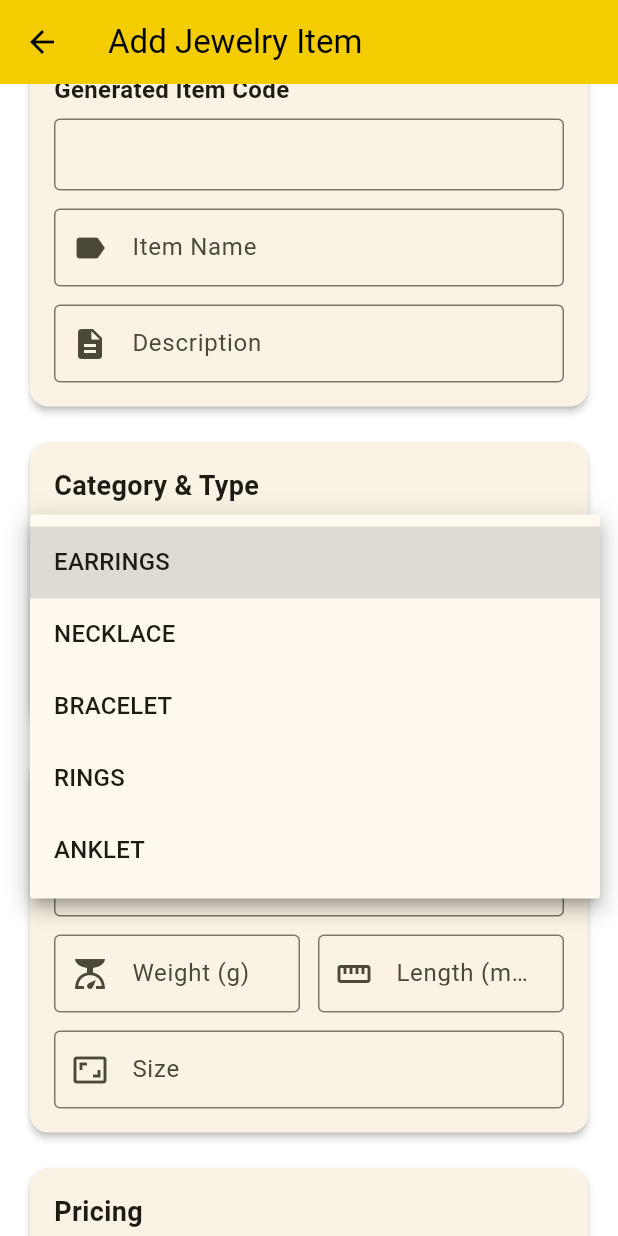
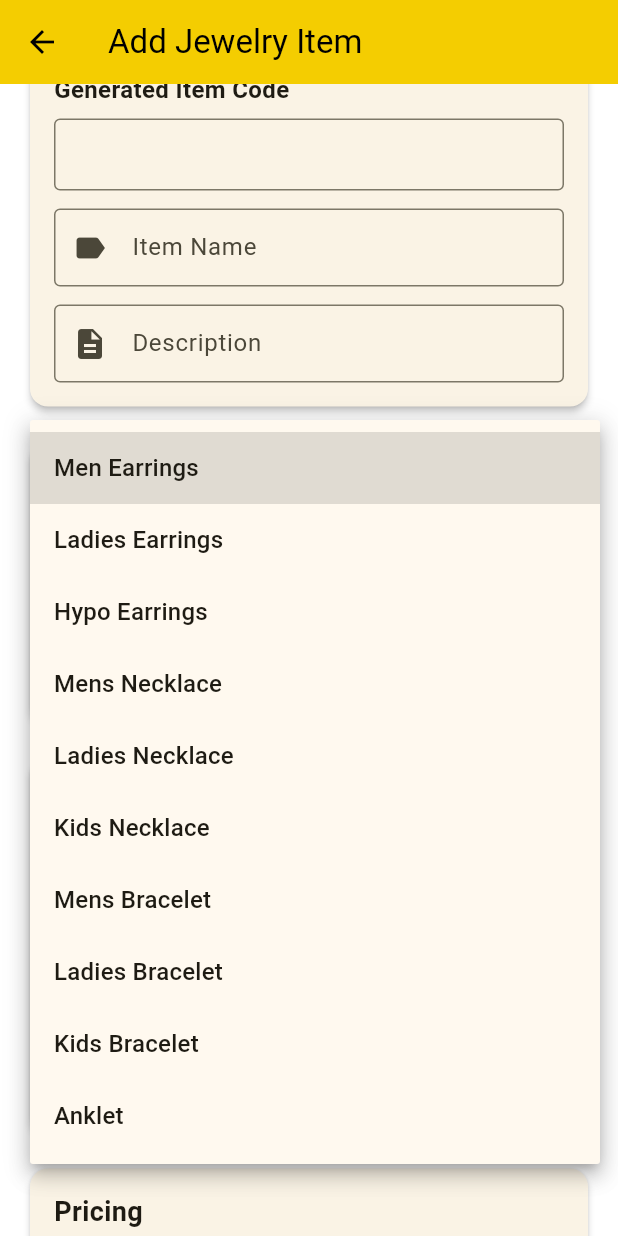
Before and after one commit to rosegoldsmithjewelry-art/jewelry-inventory-flutter, a Flutter app: the ItemFormScreen screen opened directly, scrolled down 576 dp, after a tap on "Category", on a phone screen of 412 x 824 dp. Run offline on Flutter 3.47's test engine with Material 3 defaults, Android fonts, the phone set to English and light mode, and no system bars; our stand-ins replace cached_network_image, cross_file, dio, flutter_dotenv, image_picker, pdf and 1 more; network calls fail.

Commit message:
Fix dispose method in item_form_screen.dart

```diff
--- a/lib/screens/item_form_screen.dart
+++ b/lib/screens/item_form_screen.dart
@@ -23,7 +23,6 @@ class _ItemFormScreenState extends State<ItemFormScreen> {
   // Controllers for pre-filling
   final TextEditingController itemNameController = TextEditingController();
   final TextEditingController descriptionController = TextEditingController();
-  final TextEditingController karatController = TextEditingController();
   final TextEditingController weightController = TextEditingController();
   final TextEditingController lengthController = TextEditingController();
   final TextEditingController sizeController = TextEditingController();
@@ -34,12 +33,15 @@ class _ItemFormScreenState extends State<ItemFormScreen> {
   final TextEditingController remarksController = TextEditingController();
 
   // Dropdown options
-  static const List<String> categories = ['EARRINGS', 'NECKLACE', 'BRACELET', 'RINGS', 'ANKLET'];
+  static const List<String> categories = ['ME', 'LE', 'HE', 'MN', 'LN', 'KN', 'MB', 'LB', 'KB', 'A'];
 
-  static const List<String> metalTypes = ['SILVER GOLD', 'GOLD', 'STAINLESS'];
+  static const List<String> metalTypes = ['SILVER', 'GOLD', 'STAINLESS'];
+
+  static const List<String> karats = ['92.5 ITALY SILVER', '22 KARAT GOLD', '18 KARAT GOLD', '10 KARAT GOLD', 'FANCY GOLD'];
 
   String? selectedCategory;
   String? selectedMetalType;
+  String? selectedKarat;
   DateTime? selectedDate;
   String generatedCode = '';
   bool isEditing = false;
@@ -55,7 +57,7 @@ class _ItemFormScreenState extends State<ItemFormScreen> {
       descriptionController.text = widget.item!['description'] ?? '';
       selectedCategory = widget.item!['category'];
       selectedMetalType = widget.item!['metalType'];
-      karatController.text = widget.item!['karat'] ?? '';
+      selectedKarat = widget.item!['karat'];
       weightController.text = widget.item!['weight']?.toString() ?? '';
       lengthController.text = widget.item!['length']?.toString() ?? '';
       sizeController.text = widget.item!['size'] ?? '';
@@ -101,6 +103,7 @@ class _ItemFormScreenState extends State<ItemFormScreen> {
     form['itemCode'] = generatedCode;
     form['category'] = selectedCategory;
     form['metalType'] = selectedMetalType;
+    form['karat'] = selectedKarat;
     form['dateAdded'] = selectedDate?.toIso8601String() ?? '';
     debugPrint('Saving item with data: $form');
     try {
@@ -121,11 +124,26 @@ class _ItemFormScreenState extends State<ItemFormScreen> {
     }
   }
 
+  String _getCategoryName(String code) {
+    switch (code) {
+      case 'ME': return 'Men Earrings';
+      case 'LE': return 'Ladies Earrings';
+      case 'HE': return 'Hypo Earrings';
+      case 'MN': return 'Mens Necklace';
+      case 'LN': return 'Ladies Necklace';
+      case 'KN': return 'Kids Necklace';
+      case 'MB': return 'Mens Bracelet';
+      case 'LB': return 'Ladies Bracelet';
+      case 'KB': return 'Kids Bracelet';
+      case 'A': return 'Anklet';
+      default: return code;
+    }
+  }
+
   @override
   void dispose() {
     itemNameController.dispose();
     descriptionController.dispose();
-    karatController.dispose();
     weightController.dispose();
     lengthController.dispose();
     sizeController.dispose();
@@ -271,7 +289,7 @@ class _ItemFormScreenState extends State<ItemFormScreen> {
                                 prefixIcon: Icon(Icons.category),
                               ),
                               initialValue: selectedCategory,
-                              items: categories.map((cat) => DropdownMenuItem(value: cat, child: Text(cat))).toList(),
+                              items: categories.map((cat) => DropdownMenuItem(value: cat, child: Text(_getCategoryName(cat)))).toList(),
                               onChanged: (value) => setState(() => selectedCategory = value),
                               validator: (value) => value == null ? 'Required' : null,
                             ),
@@ -305,16 +323,16 @@ class _ItemFormScreenState extends State<ItemFormScreen> {
                               style: TextStyle(fontSize: 18, fontWeight: FontWeight.bold),
                             ),
                             const SizedBox(height: 12),
-                            TextFormField(
-                              controller: karatController,
+                            DropdownButtonFormField<String>(
                               decoration: const InputDecoration(
                                 labelText: 'Karat',
-                                hintText: 'e.g. 18K',
                                 border: OutlineInputBorder(),
                                 prefixIcon: Icon(Icons.star),
                               ),
-                              onSaved: (v) => form['karat'] = v,
-                              validator: (v) => v == null || v.isEmpty ? 'Required' : null,
+                              initialValue: selectedKarat,
+                              items: karats.map((karat) => DropdownMenuItem(value: karat, child: Text(karat))).toList(),
+                              onChanged: (value) => setState(() => selectedKarat = value),
+                              validator: (value) => value == null ? 'Required' : null,
                             ),
                             const SizedBox(height: 12),
                             Row(
@@ -384,7 +402,7 @@ class _ItemFormScreenState extends State<ItemFormScreen> {
                                   child: TextFormField(
                                     controller: priceController,
                                     decoration: const InputDecoration(
-                                      labelText: 'Price (₱)',
+                                      labelText: 'Selling Price (₱)',
                                       hintText: 'e.g. 1500.00',
                                       border: OutlineInputBorder(),
                                       prefixIcon: Icon(Icons.attach_money),
@@ -399,7 +417,7 @@ class _ItemFormScreenState extends State<ItemFormScreen> {
                                   child: TextFormField(
                                     controller: supplierPriceController,
                                     decoration: const InputDecoration(
-                                      labelText: 'Supplier Price (₱)',
+                                      labelText: 'Cost Price (₱)',
                                       hintText: 'Optional',
                                       border: OutlineInputBorder(),
                                       prefixIcon: Icon(Icons.business),
--- a/lib/widgets/item_code_generator.dart
+++ b/lib/widgets/item_code_generator.dart
@@ -15,11 +15,16 @@ class _ItemCodeGeneratorState extends State<ItemCodeGenerator> {
   String itemCode = '';
 
   final Map<String, String> prefixes = {
-    'LR': 'Ladies Ring',
-    'MR': 'Men’s Ring',
-    'SE': 'Stud Earrings',
-    'NK': 'Necklace',
-    'BR': 'Bracelet',
+    'ME': 'Men Earrings',
+    'LE': 'Ladies Earrings',
+    'HE': 'Hypo Earrings',
+    'MN': 'Mens Necklace',
+    'LN': 'Ladies Necklace',
+    'KN': 'Kids Necklace',
+    'MB': 'Mens Bracelet',
+    'LB': 'Ladies Bracelet',
+    'KB': 'Kids Bracelet',
+    'A': 'Anklet',
   };
 
   void _updateItemCode() {
```
